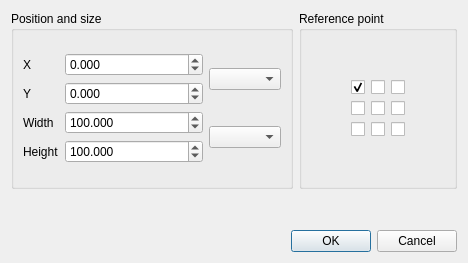
carsmie/QGIS, file src/ui/layout/qgslayoutnewitemproperties.ui: the form before one commit.
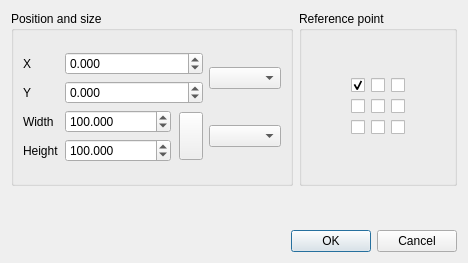
The form after the commit. Custom widgets are drawn as their Qt base class.

Commit message: Add ratio lock for width/height in new item properties dialog

Diff of the .ui file:
```diff
--- a/src/ui/layout/qgslayoutnewitemproperties.ui
+++ b/src/ui/layout/qgslayoutnewitemproperties.ui
@@ -13,130 +13,7 @@
   <property name="windowTitle">
    <string>New Item Properties</string>
   </property>
-  <layout class="QGridLayout" name="gridLayout_4" rowstretch="0,1,0" columnstretch="1,0">
-   <item row="0" column="0">
-    <widget class="QGroupBox" name="groupBox">
-     <property name="title">
-      <string>Position and size</string>
-     </property>
-     <layout class="QVBoxLayout" name="verticalLayout">
-      <item>
-       <layout class="QGridLayout" name="gridLayout_3" columnstretch="0,1,0,0">
-        <item row="3" column="0">
-         <widget class="QLabel" name="mHeightLabel">
-          <property name="text">
-           <string>Height</string>
-          </property>
-         </widget>
-        </item>
-        <item row="3" column="1" colspan="2">
-         <widget class="QgsDoubleSpinBox" name="mHeightSpin">
-          <property name="suffix">
-           <string/>
-          </property>
-          <property name="decimals">
-           <number>3</number>
-          </property>
-          <property name="maximum">
-           <double>9999999.000000000000000</double>
-          </property>
-          <property name="value">
-           <double>100.000000000000000</double>
-          </property>
-          <property name="showClearButton" stdset="0">
-           <bool>false</bool>
-          </property>
-         </widget>
-        </item>
-        <item row="1" column="1" colspan="2">
-         <widget class="QgsDoubleSpinBox" name="mYPosSpin">
-          <property name="suffix">
-           <string/>
-          </property>
-          <property name="decimals">
-           <number>3</number>
-          </property>
-          <property name="minimum">
-           <double>-9999999.000000000000000</double>
-          </property>
-          <property name="maximum">
-           <double>9999999.000000000000000</double>
-          </property>
-          <property name="showClearButton" stdset="0">
-           <bool>false</bool>
-          </property>
-         </widget>
-        </item>
-        <item row="0" column="0">
-         <widget class="QLabel" name="mXLabel">
-          <property name="text">
-           <string>X</string>
-          </property>
-         </widget>
-        </item>
-        <item row="0" column="1" colspan="2">
-         <widget class="QgsDoubleSpinBox" name="mXPosSpin">
-          <property name="suffix">
-           <string/>
-          </property>
-          <property name="decimals">
-           <number>3</number>
-          </property>
-          <property name="minimum">
-           <double>-9999999.000000000000000</double>
-          </property>
-          <property name="maximum">
-           <double>9999999.000000000000000</double>
-          </property>
-          <property name="showClearButton" stdset="0">
-           <bool>false</bool>
-          </property>
-         </widget>
-        </item>
-        <item row="1" column="0">
-         <widget class="QLabel" name="mYLabel">
-          <property name="text">
-           <string>Y</string>
-          </property>
-         </widget>
-        </item>
-        <item row="2" column="1" colspan="2">
-         <widget class="QgsDoubleSpinBox" name="mWidthSpin">
-          <property name="suffix">
-           <string/>
-          </property>
-          <property name="decimals">
-           <number>3</number>
-          </property>
-          <property name="maximum">
-           <double>9999999.000000000000000</double>
-          </property>
-          <property name="value">
-           <double>100.000000000000000</double>
-          </property>
-          <property name="showClearButton" stdset="0">
-           <bool>false</bool>
-          </property>
-         </widget>
-        </item>
-        <item row="2" column="0">
-         <widget class="QLabel" name="mWidthLabel">
-          <property name="text">
-           <string>Width</string>
-          </property>
-         </widget>
-        </item>
-        <item row="0" column="3" rowspan="2">
-         <widget class="QgsLayoutUnitsComboBox" name="mPosUnitsComboBox"/>
-        </item>
-        <item row="2" column="3" rowspan="2">
-         <widget class="QgsLayoutUnitsComboBox" name="mSizeUnitsComboBox"/>
-        </item>
-       </layout>
-      </item>
-     </layout>
-    </widget>
-   </item>
+  <layout class="QGridLayout" name="gridLayout_4" rowstretch="0,0,0" columnstretch="1,0">
    <item row="0" column="1">
     <widget class="QGroupBox" name="groupBox_2">
      <property name="title">
@@ -322,6 +199,16 @@
      </layout>
     </widget>
    </item>
+   <item row="2" column="0" colspan="2">
+    <widget class="QDialogButtonBox" name="buttonBox">
+     <property name="orientation">
+      <enum>Qt::Horizontal</enum>
+     </property>
+     <property name="standardButtons">
+      <set>QDialogButtonBox::Cancel|QDialogButtonBox::Ok</set>
+     </property>
+    </widget>
+   </item>
    <item row="1" column="0">
     <spacer name="verticalSpacer">
      <property name="orientation">
@@ -335,19 +222,170 @@
      </property>
     </spacer>
    </item>
-   <item row="2" column="0" colspan="2">
-    <widget class="QDialogButtonBox" name="buttonBox">
-     <property name="orientation">
-      <enum>Qt::Horizontal</enum>
+   <item row="0" column="0">
+    <widget class="QGroupBox" name="groupBox">
+     <property name="title">
+      <string>Position and size</string>
      </property>
-     <property name="standardButtons">
-      <set>QDialogButtonBox::Cancel|QDialogButtonBox::Ok</set>
-     </property>
+     <layout class="QVBoxLayout" name="verticalLayout">
+      <item>
+       <layout class="QGridLayout" name="gridLayout_3" columnstretch="0,1,0,0,0">
+        <item row="2" column="4" rowspan="2">
+         <widget class="QgsLayoutUnitsComboBox" name="mSizeUnitsComboBox"/>
+        </item>
+        <item row="2" column="1" colspan="2">
+         <widget class="QgsDoubleSpinBox" name="mWidthSpin">
+          <property name="suffix">
+           <string/>
+          </property>
+          <property name="decimals">
+           <number>3</number>
+          </property>
+          <property name="maximum">
+           <double>9999999.000000000000000</double>
+          </property>
+          <property name="value">
+           <double>100.000000000000000</double>
+          </property>
+          <property name="showClearButton" stdset="0">
+           <bool>false</bool>
+          </property>
+         </widget>
+        </item>
+        <item row="3" column="1" colspan="2">
+         <widget class="QgsDoubleSpinBox" name="mHeightSpin">
+          <property name="suffix">
+           <string/>
+          </property>
+          <property name="decimals">
+           <number>3</number>
+          </property>
+          <property name="maximum">
+           <double>9999999.000000000000000</double>
+          </property>
+          <property name="value">
+           <double>100.000000000000000</double>
+          </property>
+          <property name="showClearButton" stdset="0">
+           <bool>false</bool>
+          </property>
+         </widget>
+        </item>
+        <item row="3" column="0">
+         <widget class="QLabel" name="mHeightLabel">
+          <property name="text">
+           <string>Height</string>
+          </property>
+         </widget>
+        </item>
+        <item row="0" column="0">
+         <widget class="QLabel" name="mXLabel">
+          <property name="text">
+           <string>X</string>
+          </property>
+         </widget>
+        </item>
+        <item row="2" column="0">
+         <widget class="QLabel" name="mWidthLabel">
+          <property name="text">
+           <string>Width</string>
+          </property>
+         </widget>
+        </item>
+        <item row="0" column="4" rowspan="2">
+         <widget class="QgsLayoutUnitsComboBox" name="mPosUnitsComboBox"/>
+        </item>
+        <item row="1" column="0">
+         <widget class="QLabel" name="mYLabel">
+          <property name="text">
+           <string>Y</string>
+          </property>
+         </widget>
+        </item>
+        <item row="2" column="3" rowspan="2">
+         <layout class="QHBoxLayout" name="_2">
+          <property name="leftMargin">
+           <number>2</number>
+          </property>
+          <property name="topMargin">
+           <number>2</number>
+          </property>
+          <property name="rightMargin">
+           <number>0</number>
+          </property>
+          <property name="bottomMargin">
+           <number>2</number>
+          </property>
+          <item>
+           <widget class="QgsRatioLockButton" name="mLockAspectRatio">
+            <property name="sizePolicy">
+             <sizepolicy hsizetype="Fixed" vsizetype="Expanding">
+              <horstretch>0</horstretch>
+              <verstretch>0</verstretch>
+             </sizepolicy>
+            </property>
+            <property name="toolTip">
+             <string>Lock aspect ratio (including while drawing extent onto canvas)</string>
+            </property>
+            <property name="leftMargin" stdset="0">
+             <number>13</number>
+            </property>
+           </widget>
+          </item>
+         </layout>
+        </item>
+        <item row="0" column="1" colspan="3">
+         <widget class="QgsDoubleSpinBox" name="mXPosSpin">
+          <property name="suffix">
+           <string/>
+          </property>
+          <property name="decimals">
+           <number>3</number>
+          </property>
+          <property name="minimum">
+           <double>-9999999.000000000000000</double>
+          </property>
+          <property name="maximum">
+           <double>9999999.000000000000000</double>
+          </property>
+          <property name="showClearButton" stdset="0">
+           <bool>false</bool>
+          </property>
+         </widget>
+        </item>
+        <item row="1" column="1" colspan="3">
+         <widget class="QgsDoubleSpinBox" name="mYPosSpin">
+          <property name="suffix">
+           <string/>
+          </property>
+          <property name="decimals">
+           <number>3</number>
+          </property>
+          <property name="minimum">
+           <double>-9999999.000000000000000</double>
+          </property>
+          <property name="maximum">
+           <double>9999999.000000000000000</double>
+          </property>
+          <property name="showClearButton" stdset="0">
+           <bool>false</bool>
+          </property>
+         </widget>
+        </item>
+       </layout>
+      </item>
+     </layout>
     </widget>
    </item>
   </layout>
  </widget>
  <customwidgets>
+  <customwidget>
+   <class>QgsRatioLockButton</class>
+   <extends>QToolButton</extends>
+   <header>qgsratiolockbutton.h</header>
+   <container>1</container>
+  </customwidget>
   <customwidget>
    <class>QgsDoubleSpinBox</class>
    <extends>QDoubleSpinBox</extends>
```
Left out of the diff: 1 changed line with no effect on the pictures. The commit also changes 1 other file.
